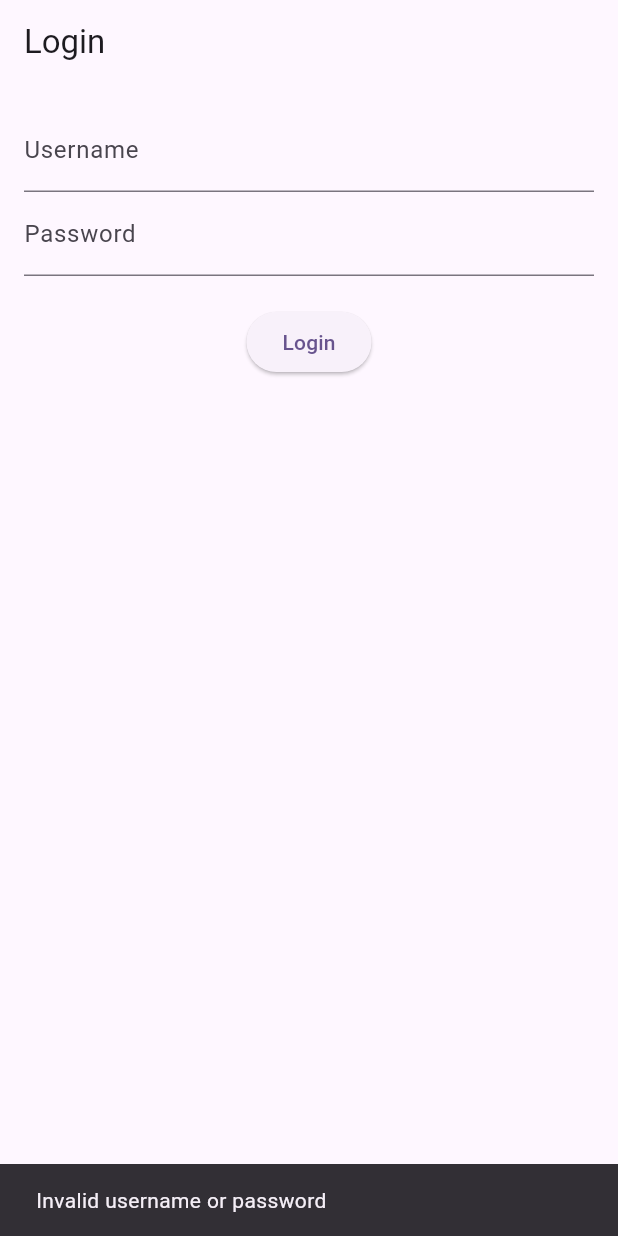
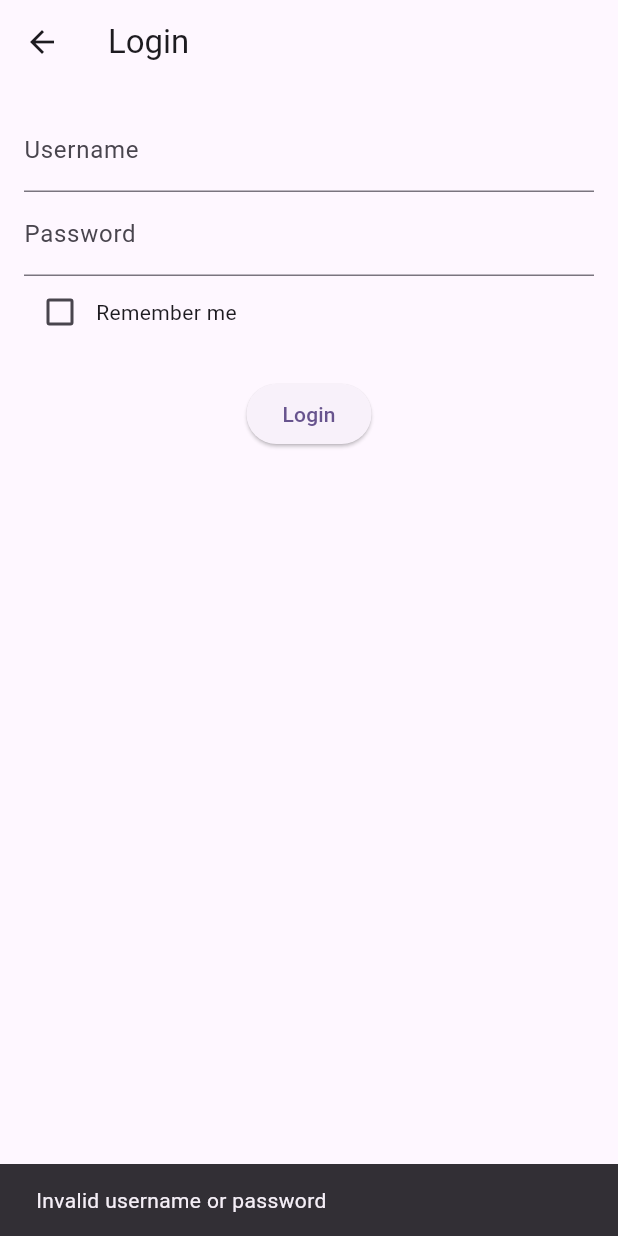
Before and after one commit to RandomSE/focusNexus, a Flutter app: the LoginScreen screen opened directly, after a tap on "Login", on a phone screen of 412 x 824 dp. Run offline on Flutter 3.47's test engine with Material 3 defaults, Android fonts, the phone set to English and light mode, and no system bars; our stand-ins replace flutter_secure_storage; accounts and stored records are empty.

Commit message:
commit  5 - login logic progressed

```diff
--- a/lib/screens/login_screen.dart
+++ b/lib/screens/login_screen.dart
@@ -1,7 +1,7 @@
-// 🔧 Create minimal LoginScreen
-import 'package:flutter/cupertino.dart';
+// lib/screens/login_screen.dart
 import 'package:flutter/material.dart';
 import 'package:flutter_secure_storage/flutter_secure_storage.dart';
+import 'dashboard_screen.dart';
 
 class LoginScreen extends StatefulWidget {
   const LoginScreen({super.key});
@@ -13,6 +13,7 @@
 class _LoginScreenState extends State<LoginScreen> {
   final TextEditingController _userController = TextEditingController();
   final TextEditingController _passController = TextEditingController();
+  bool _rememberMe = false;
   final _storage = const FlutterSecureStorage();
 
   Future<void> _login() async {
@@ -21,8 +22,12 @@
 
     if (_userController.text == storedUser &&
         _passController.text == storedPass) {
-      ScaffoldMessenger.of(context).showSnackBar(
-        const SnackBar(content: Text('Login successful!')),
+      if (_rememberMe) {
+        await _storage.write(key: 'loggedIn', value: 'true');
+      }
+      Navigator.pushReplacement(
+        context,
+        MaterialPageRoute(builder: (_) => const DashboardScreen()),
       );
     } else {
       ScaffoldMessenger.of(context).showSnackBar(
@@ -39,10 +44,27 @@
         padding: const EdgeInsets.all(16.0),
         child: Column(
           children: [
-            TextField(controller: _userController, decoration: const InputDecoration(labelText: 'Username')),
-            TextField(controller: _passController, decoration: const InputDecoration(labelText: 'Password'), obscureText: true),
+            TextField(
+              controller: _userController,
+              decoration: const InputDecoration(labelText: 'Username'),
+            ),
+            TextField(
+              controller: _passController,
+              decoration: const InputDecoration(labelText: 'Password'),
+              obscureText: true,
+            ),
+            Row(
+              children: [
+                Checkbox(
+                  value: _rememberMe,
+                  onChanged:
+                      (val) => setState(() => _rememberMe = val ?? false),
+                ),
+                const Text('Remember me'),
+              ],
+            ),
             const SizedBox(height: 20),
-            ElevatedButton(onPressed: _login, child: const Text('Login'))
+            ElevatedButton(onPressed: _login, child: const Text('Login')),
           ],
         ),
       ),
```
Also changed, not shown: lib/screens/auth_start_screen.dart (+6 -1 lines), lib/screens/dashboard_screen.dart (added, +46 -0 lines).
